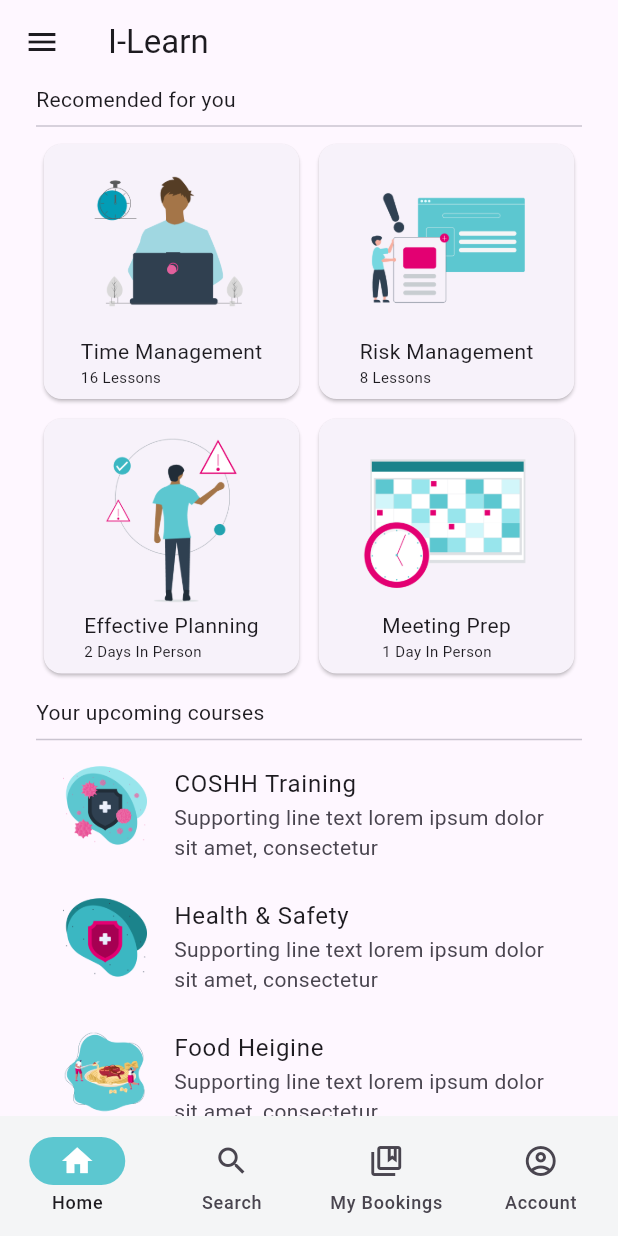
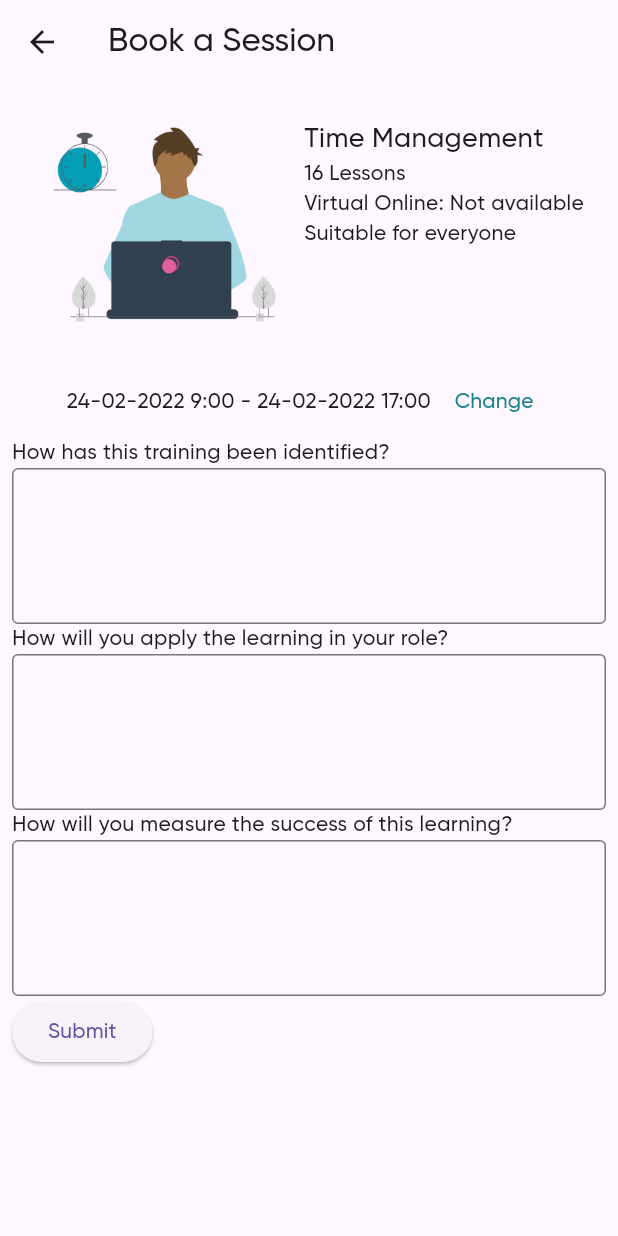
Before and after one commit to BelchieBen/I-Learn, a Flutter app: the screen it shows after launch, after a tap on "Time Management", on a phone screen of 412 x 824 dp. Run offline on Flutter 3.47's test engine with Material 2 defaults, Android fonts, the phone set to English and light mode, and no system bars.

Commit message:
Added Gilroy fonts, Created a Helix text field component and Added a new page for booking a course

```diff
--- a/lib/main.dart
+++ b/lib/main.dart
@@ -7,6 +7,7 @@ void main() {
       title: 'NavigationDrawer Example',
       debugShowCheckedModeBanner: false,
       theme: ThemeData(
+          fontFamily: 'Gilroy Medium',
           useMaterial3: true,
           primaryColor: const Color.fromRGBO(92, 199, 208, 1),
           navigationBarTheme: const NavigationBarThemeData(
--- /dev/null
+++ b/lib/src/components/inputs/text_form_input.dart
@@ -0,0 +1,42 @@
+import 'package:flutter/material.dart';
+
+class TextFormInput extends StatefulWidget {
+  final String labelText;
+  final int numLines;
+  const TextFormInput({
+    super.key,
+    required this.labelText,
+    required this.numLines,
+  });
+
+  @override
+  State<TextFormInput> createState() => _TextFormInputState();
+}
+
+class _TextFormInputState extends State<TextFormInput> {
+  @override
+  Widget build(BuildContext context) {
+    return Column(
+      crossAxisAlignment: CrossAxisAlignment.start,
+      children: [
+        Text(widget.labelText),
+        TextFormField(
+          validator: (String? value) {
+            if (value == null || value.isEmpty) return "This field is required";
+          },
+          cursorColor: Color.fromRGBO(27, 131, 139, 1),
+          maxLines: widget.numLines,
+          minLines: widget.numLines,
+          decoration: const InputDecoration(
+            border: OutlineInputBorder(),
+            focusedBorder: OutlineInputBorder(
+              borderSide: BorderSide(
+                color: Color.fromRGBO(27, 131, 139, 1),
+              ),
+            ),
+          ),
+        ),
+      ],
+    );
+  }
+}
--- /dev/null
+++ b/lib/src/pages/courses/course_detail.dart
@@ -0,0 +1,115 @@
+import 'package:flutter/material.dart';
+
+import '../../components/inputs/text_form_input.dart';
+
+class CourseDetail extends StatefulWidget {
+  final Map<String, String> course;
+  const CourseDetail({
+    super.key,
+    required this.course,
+  });
+
+  @override
+  State<CourseDetail> createState() => _CourseDetailState();
+}
+
+class _CourseDetailState extends State<CourseDetail> {
+  final GlobalKey<FormState> _formKey = GlobalKey<FormState>();
+  AppBar appHeader() {
+    return AppBar(
+      title: const Text("Book a Session"),
+    );
+  }
+
+  @override
+  Widget build(BuildContext context) {
+    return Scaffold(
+      appBar: appHeader(),
+      body: LayoutBuilder(
+          builder: (BuildContext context, BoxConstraints viewportConstraints) {
+        return SingleChildScrollView(
+          child: ConstrainedBox(
+            constraints:
+                BoxConstraints(minHeight: viewportConstraints.maxHeight),
+            child: Padding(
+              padding: const EdgeInsets.all(8.0),
+              child: Column(
+                children: [
+                  Wrap(
+                    children: [
+                      Image.asset(
+                        widget.course["image"]!,
+                        width: 180,
+                      ),
+                      Padding(
+                        padding: const EdgeInsets.fromLTRB(0, 16, 0, 0),
+                        child: Column(
+                          crossAxisAlignment: CrossAxisAlignment.start,
+                          children: [
+                            Text(widget.course["title"]!,
+                                style: const TextStyle(fontSize: 18)),
+                            Text(widget.course["altText"]!),
+                            const Text("Virtual Online: Not available"),
+                            const Text("Suitable for everyone"),
+                          ],
+                        ),
+                      ),
+                    ],
+                  ),
+                  Row(
+                    mainAxisAlignment: MainAxisAlignment.center,
+                    children: [
+                      const Text("24-02-2022 9:00 - 24-02-2022 17:00 "),
+                      TextButton(
+                        onPressed: () {
+                          print("Change Pressed");
+                        },
+                        child: const Text(
+                          "Change",
+                          style:
+                              TextStyle(color: Color.fromRGBO(27, 131, 139, 1)),
+                        ),
+                      ),
+                    ],
+                  ),
+                  Form(
+                    key: _formKey,
+                    child: Column(
+                      crossAxisAlignment: CrossAxisAlignment.start,
+                      children: [
+                        const TextFormInput(
+                          labelText: "How has this training been identified?",
+                          numLines: 3,
+                        ),
+                        const TextFormInput(
+                          labelText:
+                              "How will you apply the learning in your role?",
+                          numLines: 3,
+                        ),
+                        const TextFormInput(
+                          labelText:
+                              "How will you measure the success of this learning?",
+                          numLines: 3,
+                        ),
+                        ElevatedButton(
+                          onPressed: () {
+                            // Validate will return true if the form is valid, or false if
+                            // the form is invalid.
+                            if (_formKey.currentState!.validate()) {
+                              // Process data.
+                            }
+                          },
+                          child: const Text('Submit'),
+                        ),
+                      ],
+                    ),
+                  )
+                ],
+              ),
+            ),
+          ),
+        );
+      }),
+    );
+  }
+}
--- a/lib/src/pages/home.dart
+++ b/lib/src/pages/home.dart
@@ -1,3 +1,4 @@
+import 'package:booking_app/src/pages/courses/course_detail.dart';
 import 'package:flutter/material.dart';
 
 class Home extends StatefulWidget {
@@ -80,20 +81,25 @@ class _HomeState extends State<Home> {
                           FractionallySizedBox(
                             widthFactor: 0.49,
                             child: Card(
+                              color: Colors.white,
                               clipBehavior: Clip.none,
                               child: InkWell(
-                                splashColor:
-                                    const Color.fromRGBO(92, 199, 208, 0.2),
                                 onTap: () {
-                                  print('Card tapped.');
+                                  Navigator.push(
+                                      context,
+                                      MaterialPageRoute(
+                                        builder: (context) =>
+                                            CourseDetail(course: item),
+                                      ));
                                 },
                                 child: Padding(
-                                  padding: const EdgeInsets.all(8.0),
+                                  padding:
+                                      const EdgeInsets.fromLTRB(0, 0, 0, 12),
                                   child: Column(
                                     children: [
                                       Image.asset(
                                         item["image"]!,
-                                        width: 120,
+                                        width: 140,
                                       ),
                                       Column(
                                         crossAxisAlignment:
```
Also changed, not shown: pubspec.yaml (+7 -5 lines), fonts/Gilroy-Light.otf (added), fonts/Gilroy-Medium.ttf (added).
